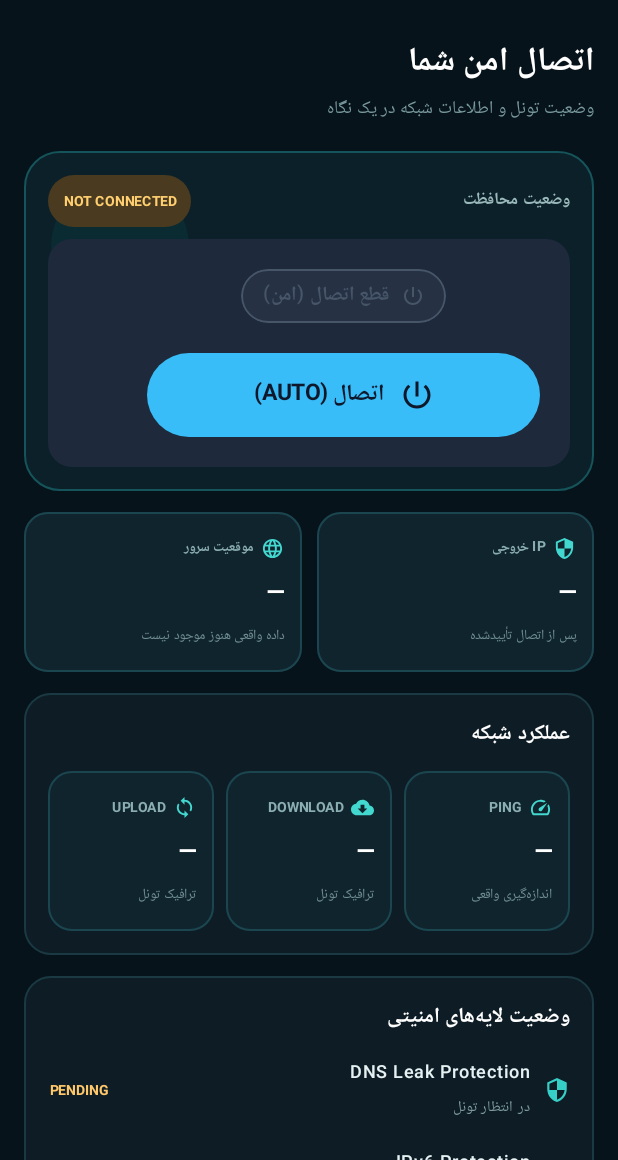
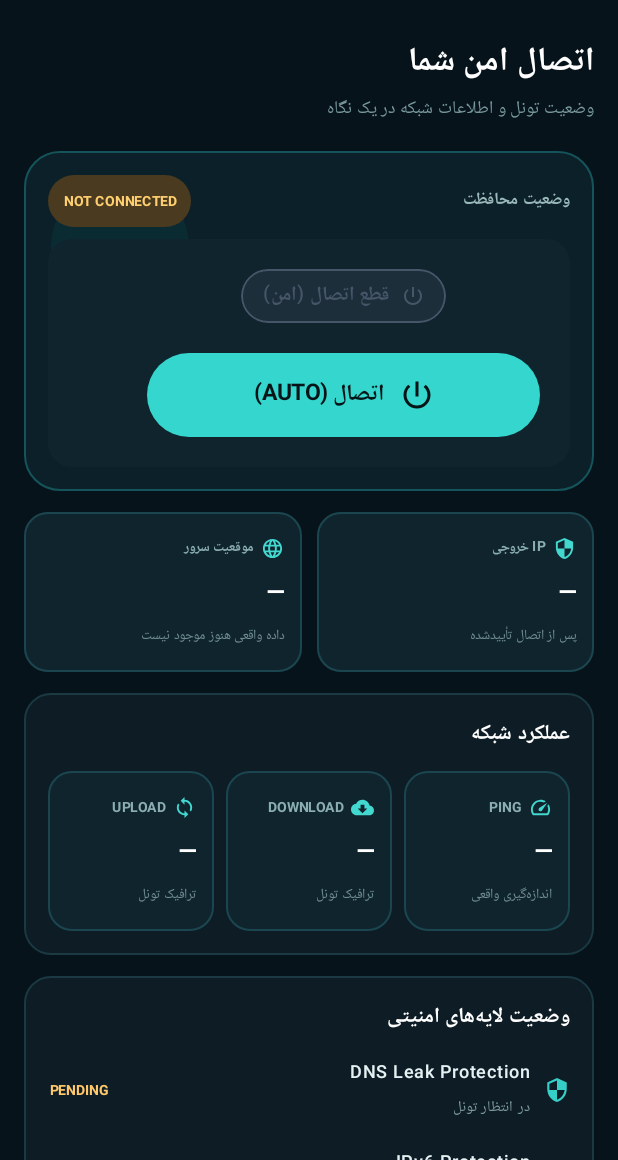
Before and after one commit to hidooch980/Molido-vpn, an Android app built with Jetpack Compose: the screen it shows after launch (MainActivity), on a phone screen of 412 x 824 dp, the part 76-1236 px from its top. Run offline under Robolectric (Android 15) with nearby library versions, the phone set to English and light mode, and no system bars.

Commit message:
Polish turquoise Material theme and add drawer coroutine scope import

```diff
--- a/app/src/main/kotlin/com/molido/vpn/MainActivity.kt
+++ b/app/src/main/kotlin/com/molido/vpn/MainActivity.kt
@@ -85,6 +85,7 @@ import androidx.compose.runtime.getValue
 import androidx.compose.runtime.mutableIntStateOf
 import androidx.compose.runtime.mutableStateOf
 import androidx.compose.runtime.remember
+import androidx.compose.runtime.rememberCoroutineScope
 import androidx.compose.runtime.setValue
 import androidx.compose.ui.Alignment
 import androidx.compose.ui.Modifier
@@ -131,12 +132,14 @@ class MainActivity : ComponentActivity() {
 @Composable
 fun MolidoVpnTheme(content: @Composable () -> Unit) {
     val darkColors = darkColorScheme(
-        primary = Color(0xFF38BDF8),
-        onPrimary = Color(0xFF0F172A),
-        surface = Color(0xFF1E293B),
-        onSurface = Color(0xFFF8FAFC),
-        background = Color(0xFF0F172A),
-        onBackground = Color(0xFFF1F5F9),
+        primary = Color(0xFF35D6CD),
+        onPrimary = Color(0xFF061418),
+        secondary = Color(0xFF20B8B2),
+        onSecondary = Color(0xFF041214),
+        surface = Color(0xFF10242D),
+        onSurface = Color(0xFFE8F7F8),
+        background = Color(0xFF07131A),
+        onBackground = Color(0xFFE8F7F8),
         error = Color(0xFFEF4444)
     )
 
```
